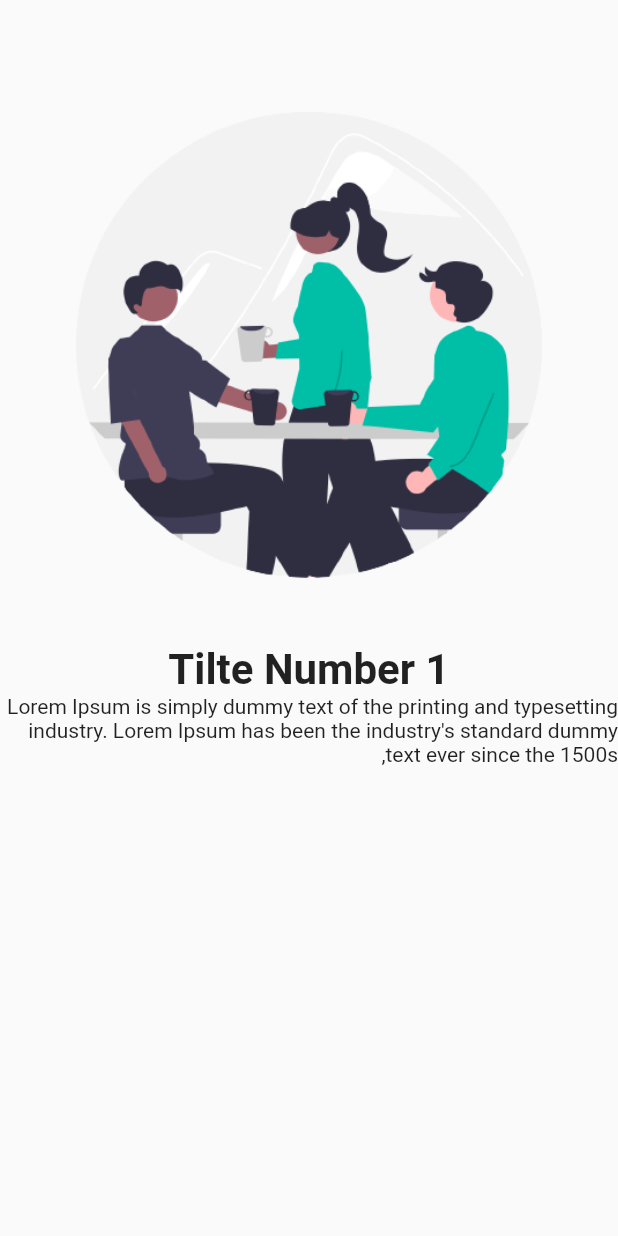
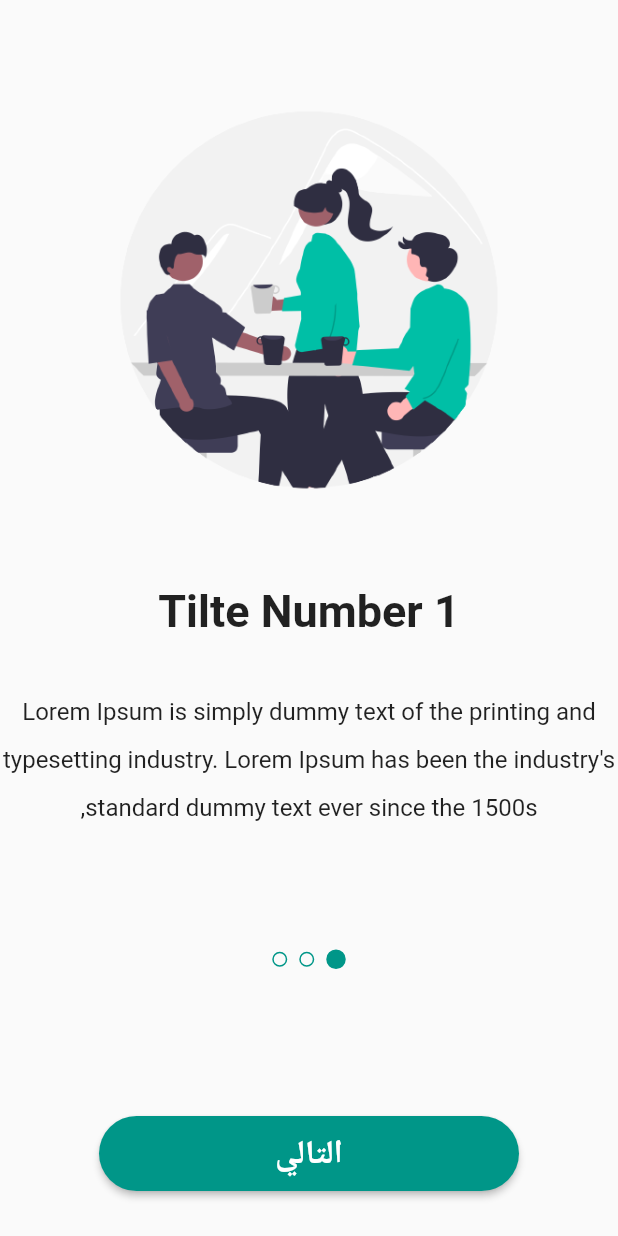
Before and after one commit to mortadha1144/speech_assistance_app, a Flutter app: the screen it shows after launch, on a phone screen of 412 x 824 dp. Run offline on Flutter 3.47's test engine with Material 2 defaults, Android fonts, the phone set to English and light mode, and no system bars; our stand-ins replace flutter_tts, fluttertoast, hive, hive_flutter; accounts and stored records are empty.

Commit message:
work on onboarding screen

```diff
--- /dev/null
+++ b/lib/controller/onboarding_provider.dart
@@ -0,0 +1,41 @@
+import 'package:flutter/material.dart';
+import 'package:speech_assistance_app/shared/components/constants.dart';
+import 'package:speech_assistance_app/view/screens/layout.dart';
+
+class OnBoardingProvider with ChangeNotifier {
+  int currentPage = 0;
+  late PageController pageController;
+  late String buttonTitle;
+  void goToNextPage(BuildContext context) {
+    currentPage++;
+    if (currentPage > onBordingList.length - 1) {
+      print('page 3');
+      Navigator.pushReplacement(
+          context,
+          MaterialPageRoute(
+            builder: (context) => const Directionality(
+                textDirection: TextDirection.rtl,
+                child: SpeechAssistanceLayout()),
+          ));
+    } else {
+      pageController.animateToPage(currentPage,
+          duration: const Duration(microseconds: 900), curve: Curves.easeInOut);
+      //notifyListeners();
+    }
+  }
+
+  void onPageChanged(int value) {
+    currentPage = value;
+    if (value == onBordingList.length - 1) {
+      buttonTitle = 'إبدأ';
+    }else{
+      buttonTitle = 'التالي';
+    }
+    notifyListeners();
+  }
+
+  void onInit() {
+    pageController = PageController();
+    buttonTitle = 'التالي';
+  }
+}
--- a/lib/main.dart
+++ b/lib/main.dart
@@ -2,6 +2,7 @@ import 'package:flutter/material.dart';
 import 'package:hive_flutter/adapters.dart';
 import 'package:provider/provider.dart';
 import 'package:speech_assistance_app/controller/layout_provider.dart';
+import 'package:speech_assistance_app/controller/onboarding_provider.dart';
 import 'package:speech_assistance_app/controller/text_to_speech_provider.dart';
 import 'package:speech_assistance_app/view/screens/layout.dart';
 import 'package:speech_assistance_app/controller/home_provider.dart';
@@ -19,6 +20,7 @@ void main() async {
   runApp(
     MultiProvider(
       providers: [
+        ChangeNotifierProvider(create: (_) => OnBoardingProvider()),
         ChangeNotifierProvider(create: (_) => LayoutProvider()),
         ChangeNotifierProvider(create: (_) => LastRecordProvider()),
         ChangeNotifierProxyProvider<LastRecordProvider, HomeProvider>(
--- a/lib/view/screens/onboarding_screen.dart
+++ b/lib/view/screens/onboarding_screen.dart
@@ -1,37 +1,58 @@
-import 'dart:ui';
+import 'package:flutter/material.dart';
+import 'package:provider/provider.dart';
+import 'package:speech_assistance_app/controller/last_record_provider.dart';
+import 'package:speech_assistance_app/controller/onboarding_provider.dart';
+import 'package:speech_assistance_app/view/widgets/onboarding/custom_button.dart';
+import 'package:speech_assistance_app/view/widgets/onboarding/custom_slider.dart';
+import 'package:speech_assistance_app/view/widgets/onboarding/dots_controller.dart';
 
-import 'package:flutter/material.dart';
-import 'package:speech_assistance_app/shared/components/constants.dart';
+class OnBoarding extends StatefulWidget {
+  const OnBoarding({super.key});
 
-class OnBoarding extends StatelessWidget {
-  const OnBoarding({super.key});
+  @override
+  State<OnBoarding> createState() => _OnBoardingState();
+}
+
+class _OnBoardingState extends State<OnBoarding> {
+  late OnBoardingProvider provider;
+  @override
+  void initState() {
+    super.initState();
+    provider = Provider.of<OnBoardingProvider>(context, listen: false);
+    provider.onInit();
+  }
+
+  @override
+  void dispose() {
+    provider.pageController.dispose();
+    super.dispose();
+  }
 
   @override
   Widget build(BuildContext context) {
     return Scaffold(
       body: SafeArea(
-        child: PageView.builder(
-          itemCount: onBordingList.length,
-          itemBuilder: (context, index) => Column(
-            children: [
-              Padding(
-                padding: const EdgeInsets.only(top: 30),
-                child: Image.asset(
-                  onBordingList[index].image,
-                  width: 400,
-                  height: 400,
-                ),
-              ),
-              Text(
-                onBordingList[index].title,
-                style:
-                    const TextStyle(fontSize: 28, fontWeight: FontWeight.bold),
-              ),
-              Text(
-                onBordingList[index].content,
-              ),
-            ],
-          ),
+        child: Column(
+          children: [
+            const Expanded(
+              flex: 3,
+              child: CustomSliderOnBoarding(),
+            ),
+            Expanded(
+                flex: 1,
+                child: Column(
+                  children: const [
+                    SizedBox(
+                      height: 15,
+                    ),
+                    DotsControllerOnBoarding(),
+                    Spacer(
+                      flex: 2,
+                    ),
+                    CustomButtonOnBoarding()
+                  ],
+                ))
+          ],
         ),
       ),
     );
--- /dev/null
+++ b/lib/view/widgets/onboarding/custom_button.dart
@@ -0,0 +1,32 @@
+import 'package:flutter/material.dart';
+import 'package:provider/provider.dart';
+import 'package:speech_assistance_app/controller/onboarding_provider.dart';
+
+class CustomButtonOnBoarding extends StatelessWidget {
+  const CustomButtonOnBoarding({super.key});
+
+  @override
+  Widget build(BuildContext context) {
+    return Consumer<OnBoardingProvider>(
+      builder: (context, provider, child) => Container(
+        margin: const EdgeInsets.only(bottom: 30),
+        height: 50,
+        child: MaterialButton(
+          minWidth: 280,
+          //padding: const EdgeInsets.symmetric(horizontal: 100),
+          onPressed: () {
+            provider.goToNextPage(context);
+          },
+          textColor: Colors.white,
+          color: Colors.teal,
+          shape:
+              RoundedRectangleBorder(borderRadius: BorderRadius.circular(30)),
+          child: Text(
+            provider.buttonTitle,
+            style: const TextStyle(fontSize: 22, fontWeight: FontWeight.w700),
+          ),
+        ),
+      ),
+    );
+  }
+}
--- /dev/null
+++ b/lib/view/widgets/onboarding/custom_slider.dart
@@ -0,0 +1,51 @@
+import 'package:flutter/material.dart';
+import 'package:provider/provider.dart';
+import 'package:speech_assistance_app/controller/onboarding_provider.dart';
+import 'package:speech_assistance_app/shared/components/constants.dart';
+
+class CustomSliderOnBoarding extends StatelessWidget {
+  const CustomSliderOnBoarding({super.key});
+
+  @override
+  Widget build(BuildContext context) {
+    return Consumer<OnBoardingProvider>(
+      builder: (context, provider, child) => PageView.builder(
+        controller: provider.pageController,
+        onPageChanged: provider.onPageChanged,
+        itemCount: onBordingList.length,
+        itemBuilder: (context, index) => Column(
+          children: [
+            const SizedBox(
+              height: 50,
+            ),
+            Image.asset(
+              onBordingList[index].image,
+              fit: index == 1 ? BoxFit.fill : BoxFit.contain,
+              width: 400,
+              height: 300,
+            ),
+            const SizedBox(
+              height: 40,
+            ),
+            Text(
+              onBordingList[index].title,
+              style: const TextStyle(fontSize: 30, fontWeight: FontWeight.bold),
+            ),
+            const SizedBox(
+              height: 30,
+            ),
+            Container(
+              width: double.infinity,
+              alignment: Alignment.center,
+              child: Text(
+                onBordingList[index].content,
+                textAlign: TextAlign.center,
+                style: const TextStyle(height: 2, fontSize: 16),
+              ),
+            ),
+          ],
+        ),
+      ),
+    );
+  }
+}
--- /dev/null
+++ b/lib/view/widgets/onboarding/dots_controller.dart
@@ -0,0 +1,32 @@
+import 'package:flutter/material.dart';
+import 'package:provider/provider.dart';
+import 'package:speech_assistance_app/controller/onboarding_provider.dart';
+import 'package:speech_assistance_app/shared/components/constants.dart';
+
+class DotsControllerOnBoarding extends StatelessWidget {
+  const DotsControllerOnBoarding({super.key});
+
+  @override
+  Widget build(BuildContext context) {
+    return Consumer<OnBoardingProvider>(
+      builder: (context, provider, child) => Row(
+        mainAxisAlignment: MainAxisAlignment.center,
+        children: [
+          ...List.generate(
+              onBordingList.length,
+              (index) => AnimatedContainer(
+                    margin: const EdgeInsets.symmetric(horizontal: 4),
+                    duration: const Duration(milliseconds: 900),
+                    width: provider.currentPage == index ? 13 : 10,
+                    height: provider.currentPage == index ? 13 : 10,
+                    decoration: BoxDecoration(
+                        color:
+                            provider.currentPage == index ? Colors.teal : null,
+                        border: Border.all(color: Colors.teal),
+                        borderRadius: BorderRadius.circular(10)),
+                  ))
+        ],
+      ),
+    );
+  }
+}
```
